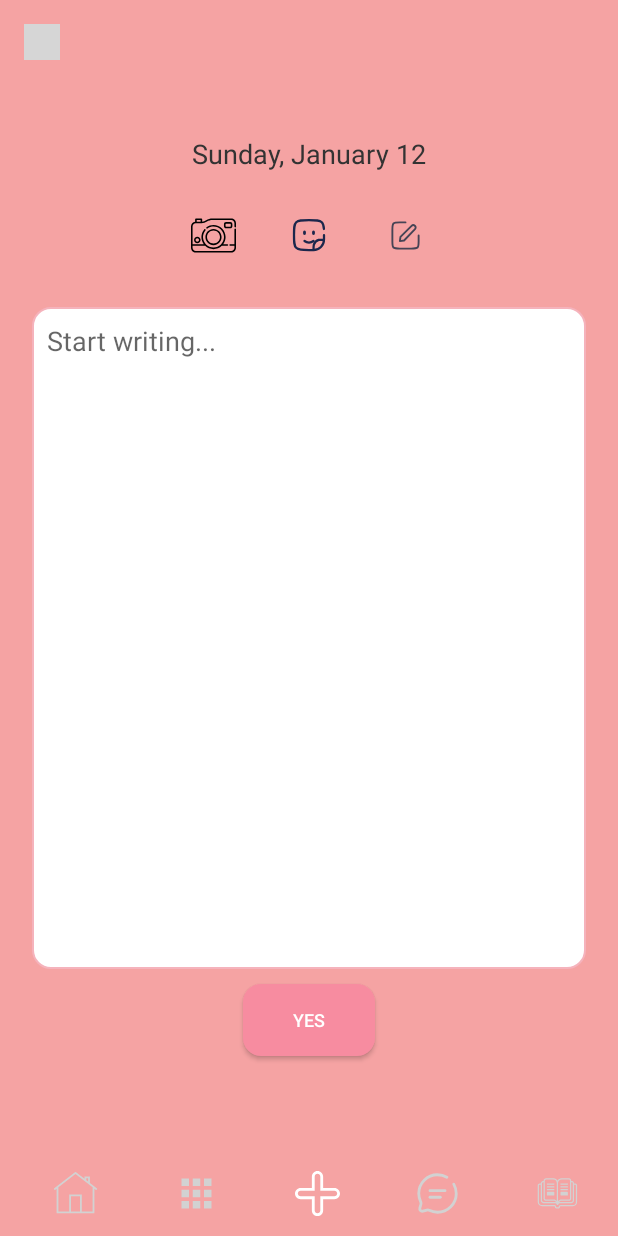
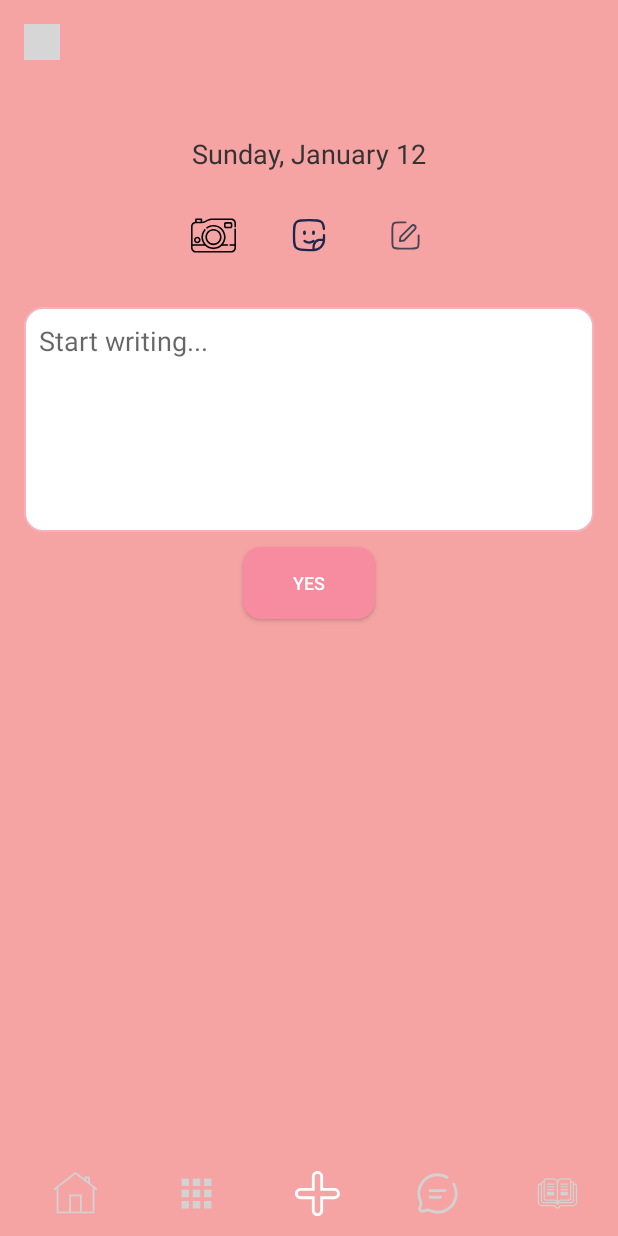
Before and after one commit to AlexandraGruia/ApplicationInAndroidStudioUsingKotlin, an Android app built with Jetpack Compose: the NewNoteActivity screen opened directly, with no data from a screen before it, on a phone screen of 412 x 824 dp. Run offline under Robolectric (Android 15) with nearby library versions, the phone set to English and light mode, and no system bars; grey boxes are pictures that could not be loaded.

Commit message:
commit 13

```diff
--- a/app/src/main/AndroidManifest.xml
+++ b/app/src/main/AndroidManifest.xml
@@ -107,6 +107,7 @@
             android:exported="true">
         </activity>
 
+
         <activity android:name=".CreateTopicActivity"
             android:windowSoftInputMode="stateVisible|adjustResize"
             android:exported="true">
--- a/app/src/main/res/layout/activity_home.xml
+++ b/app/src/main/res/layout/activity_home.xml
@@ -64,6 +64,7 @@
                 android:layout_marginBottom="16dp">
 
                 <TextView
+                    android:id="@+id/recentAdvice1"
                     android:layout_width="wrap_content"
                     android:layout_height="wrap_content"
                     android:layout_margin="8dp"
@@ -74,6 +75,7 @@
                     android:textSize="14sp" />
 
                 <TextView
+                    android:id="@+id/recentAdvice2"
                     android:layout_width="wrap_content"
                     android:layout_height="wrap_content"
                     android:layout_margin="8dp"
@@ -84,6 +86,7 @@
                     android:textSize="14sp" />
 
                 <TextView
+                    android:id="@+id/recentAdvice3"
                     android:layout_width="wrap_content"
                     android:layout_height="wrap_content"
                     android:layout_margin="8dp"
--- a/app/src/main/res/layout/activity_newnote.xml
+++ b/app/src/main/res/layout/activity_newnote.xml
@@ -71,18 +71,21 @@
         </LinearLayout>
 
 
-
     <ImageView
         android:id="@+id/savedDrawingImageView"
-        android:layout_width="match_parent"
+        android:layout_width="wrap_content"
         android:layout_height="wrap_content"
-        app:layout_constraintTop_toBottomOf="@id/iconRow"
-        android:visibility="gone" />
+        android:layout_marginTop="72dp"
+        android:visibility="gone"
+        app:layout_constraintEnd_toEndOf="parent"
+        app:layout_constraintHorizontal_bias="0.498"
+        app:layout_constraintStart_toStartOf="parent"
+        app:layout_constraintTop_toBottomOf="@id/iconRow" />
 
     <EditText
         android:id="@+id/postInput"
-        android:layout_width="369dp"
-        android:layout_height="441dp"
+        android:layout_width="match_parent"
+        android:layout_height="0dp"
         android:layout_margin="16dp"
         android:background="@drawable/rounded_input"
         android:gravity="top|start"
@@ -91,9 +94,9 @@
         android:minHeight="150dp"
         android:padding="10dp"
         android:scrollbars="vertical"
+        app:layout_constraintTop_toBottomOf="@id/iconRow"
         app:layout_constraintEnd_toEndOf="parent"
-        app:layout_constraintStart_toStartOf="parent"
-        app:layout_constraintTop_toBottomOf="@id/savedDrawingImageView" />
+        app:layout_constraintStart_toStartOf="parent" />
 
     <Button
         android:id="@+id/submitButton"
```
Also changed, not shown: app/src/main/java/com/example/myapplication/AdviceActivity.kt (+4 -4 lines), app/src/main/java/com/example/myapplication/HomeActivity.kt (+37 -0 lines), app/src/main/java/com/example/myapplication/NewNoteActivity.kt (+50 -57 lines).
